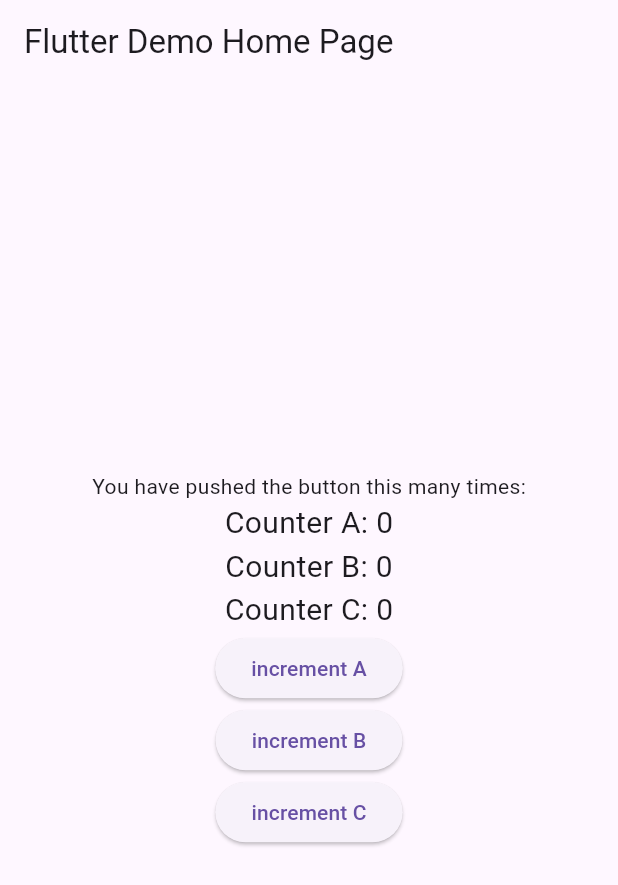
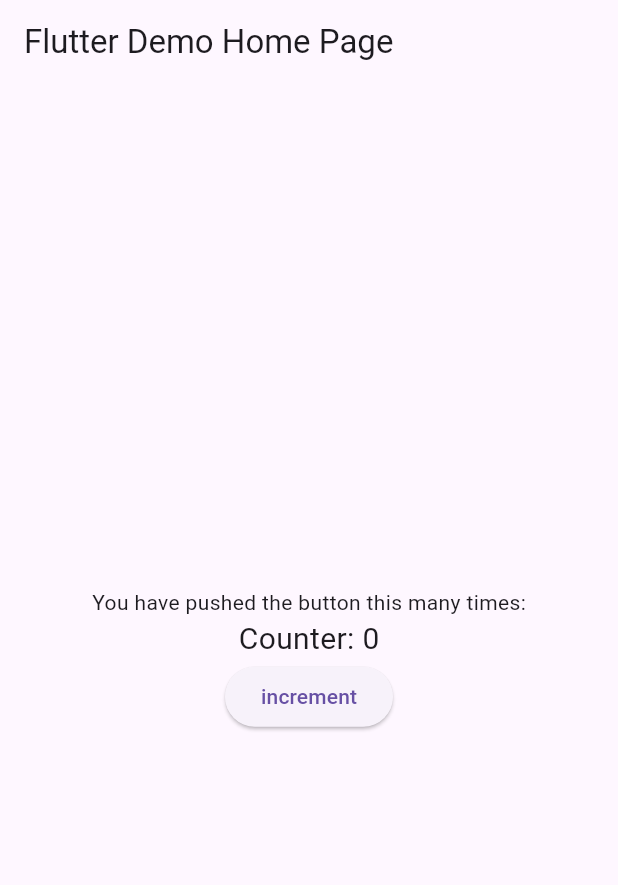
Before and after one commit to otaku1123/flutter-provider-sample, a Flutter app: the screen it shows after launch, on a phone screen of 412 x 824 dp. Shown: the top 885 px of the screen. Run offline on Flutter 3.47's test engine with Material 2 defaults, Android fonts, the phone set to English and light mode, and no system bars.

Commit message:
最小限の構成に変更

```diff
--- a/lib/application/state/Counter.dart
+++ b/lib/application/state/Counter.dart
@@ -1,22 +1,10 @@
 import 'package:flutter/material.dart';
 
 class Counter extends ChangeNotifier {
-  var countA = 0;
-  var countB = 0;
-  var countC = 0;
+  var count = 0;
 
-  void incrementCounterA() {
-    countA++;
-    notifyListeners();
-  }
-
-  void incrementCounterB() {
-    countB++;
-    notifyListeners();
-  }
-
-  void incrementCounterC() {
-    countC++;
+  void increment() {
+    count++;
     notifyListeners();
   }
 }
--- a/lib/presentation/pages/main_page.dart
+++ b/lib/presentation/pages/main_page.dart
@@ -3,15 +3,14 @@ import 'package:provider/provider.dart';
 
 import '../../application/state/Counter.dart';
 import '../widgets/button_widget.dart';
-import '../widgets/text_widget_a.dart';
-import '../widgets/text_widget_b.dart';
-import '../widgets/text_widget_c.dart';
+import '../widgets/text_widget.dart';
 
 class MainPage extends StatelessWidget {
   const MainPage({super.key});
 
   @override
   Widget build(BuildContext context) {
+
     return Scaffold(
       appBar: AppBar(
         title: const Text('Flutter Demo Home Page'),
@@ -27,12 +26,8 @@ class MainPage extends StatelessWidget {
               child: Column(
                 mainAxisAlignment: MainAxisAlignment.center,
                 children: const [
-                  TextWidgetA(),
-                  TextWidgetB(),
-                  TextWidgetC(),
-                  ButtonWidgetA(),
-                  ButtonWidgetB(),
-                  ButtonWidgetC()
+                  CounterTextWidget(),
+                  ButtonWidget(),
                 ],
               ),
             ),
--- a/lib/presentation/widgets/button_widget.dart
+++ b/lib/presentation/widgets/button_widget.dart
@@ -2,35 +2,13 @@ import 'package:flutter/material.dart';
 import 'package:flutter_sample_provider/application/state/Counter.dart';
 import 'package:provider/provider.dart';
 
-class ButtonWidgetA extends StatelessWidget {
-  const ButtonWidgetA({Key? key}) : super(key: key);
+class ButtonWidget extends StatelessWidget {
+  const ButtonWidget({Key? key}) : super(key: key);
 
   @override
   Widget build(BuildContext context) {
     return ElevatedButton(onPressed: () {
-      context.read<Counter>().incrementCounterA();
-    }, child: const Text('increment A'));
+      context.read<Counter>().increment();
+    }, child: const Text('increment'));
   }
 }
-
-class ButtonWidgetB extends StatelessWidget {
-  const ButtonWidgetB({Key? key}) : super(key: key);
-
-  @override
-  Widget build(BuildContext context) {
-    return ElevatedButton(onPressed: () {
-      context.read<Counter>().incrementCounterB();
-    }, child: const Text('increment B'));
-  }
-}
-
-class ButtonWidgetC extends StatelessWidget {
-  const ButtonWidgetC({Key? key}) : super(key: key);
-
-  @override
-  Widget build(BuildContext context) {
-    return ElevatedButton(onPressed: () {
-      context.read<Counter>().incrementCounterC();
-    }, child: const Text('increment C'));
-  }
-}
--- a/lib/presentation/widgets/text_widget_a.dart
+++ b/lib/presentation/widgets/text_widget.dart
@@ -3,16 +3,16 @@ import 'package:provider/provider.dart';
 
 import '../../application/state/Counter.dart';
 
-class TextWidgetA extends StatelessWidget {
-  const TextWidgetA({Key? key}) : super(key: key);
+class CounterTextWidget extends StatelessWidget {
+  const CounterTextWidget({Key? key}) : super(key: key);
 
   @override
   Widget build(BuildContext context) {
-    print('Built TextWidgetA');
+    print('Built CounterTextWidget');
 
     return Center(
         child: Text(
-            'Counter A: ${context.watch<Counter>().countA}',
+            'Counter: ${context.watch<Counter>().count}',
             style: const TextStyle(
                 fontSize: 20
             )
--- a/lib/presentation/widgets/text_widget_b.dart
+++ /dev/null
@@ -1,22 +0,0 @@
-import 'package:flutter/material.dart';
-import 'package:provider/provider.dart';
-
-import '../../application/state/Counter.dart';
-
-class TextWidgetB extends StatelessWidget {
-  const TextWidgetB({Key? key}) : super(key: key);
-
-  @override
-  Widget build(BuildContext context) {
-    print('Built TextWidgetB');
-
-    return Center(
-        child: Text(
-            'Counter B: ${context.read<Counter>().countB}',
-            style: const TextStyle(
-                fontSize: 20
-            )
-        )
-    );
-  }
-}
--- a/lib/presentation/widgets/text_widget_c.dart
+++ /dev/null
@@ -1,22 +0,0 @@
-import 'package:flutter/material.dart';
-import 'package:provider/provider.dart';
-
-import '../../application/state/Counter.dart';
-
-class TextWidgetC extends StatelessWidget {
-  const TextWidgetC({Key? key}) : super(key: key);
-
-  @override
-  Widget build(BuildContext context) {
-    print('Built TextWidgetC');
-
-    return Center(
-        child: Text(
-            'Counter C: ${context.select((Counter counter) => counter.countC)}',
-            style: const TextStyle(
-                fontSize: 20
-            )
-        )
-    );
-  }
-}
```
